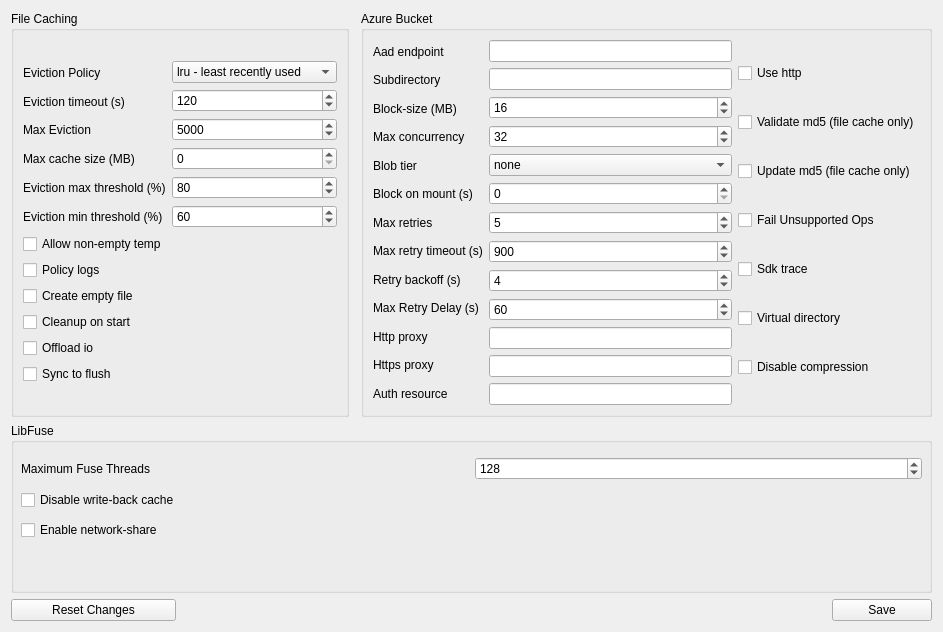
Seagate/cloudfuse, file gui/azure_config_advanced.ui: the form before one commit.
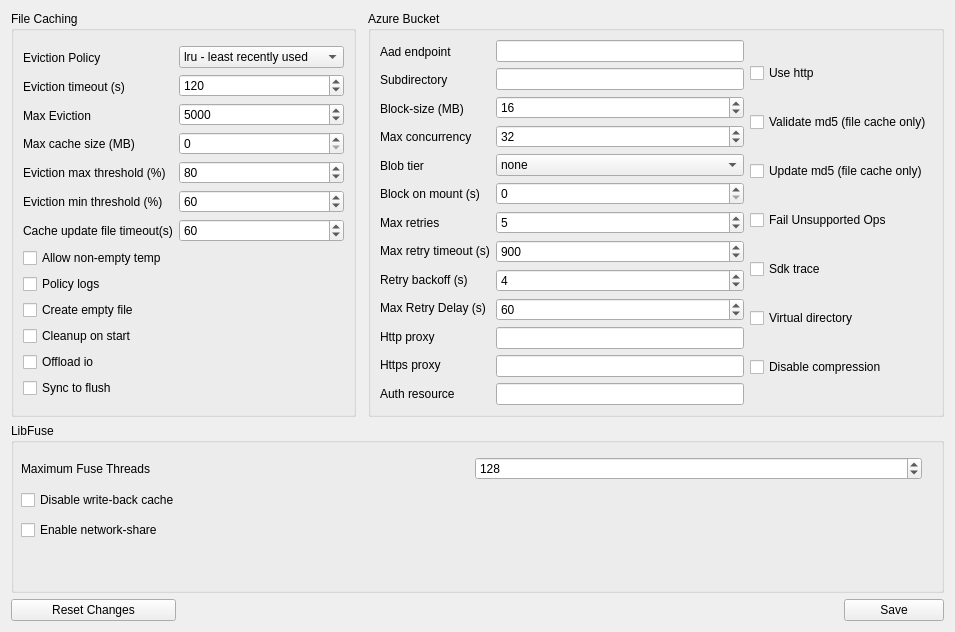
The form after the commit.

Commit message: checkBox, azcommon attributes, add new settings

Diff of the .ui file:
```diff
--- a/gui/azure_config_advanced.ui
+++ b/gui/azure_config_advanced.ui
@@ -6,7 +6,7 @@
    <rect>
     <x>0</x>
     <y>0</y>
-    <width>943</width>
+    <width>955</width>
     <height>632</height>
    </rect>
   </property>
@@ -68,6 +68,13 @@
               </property>
              </widget>
             </item>
+            <item>
+             <widget class="QLabel" name="label_2">
+              <property name="text">
+               <string>Cache update file timeout(s)</string>
+              </property>
+             </widget>
+            </item>
            </layout>
           </item>
           <item>
@@ -133,6 +140,19 @@
               </property>
              </widget>
             </item>
+            <item>
+             <widget class="QSpinBox" name="spinBox_fileCache_refreshSec">
+              <property name="maximum">
+               <number>4000</number>
+              </property>
+              <property name="singleStep">
+               <number>20</number>
+              </property>
+              <property name="value">
+               <number>60</number>
+              </property>
+             </widget>
+            </item>
            </layout>
           </item>
          </layout>
```
Left out of the diff: 2 changed lines with no effect on the pictures. The commit also changes 7 other files.
